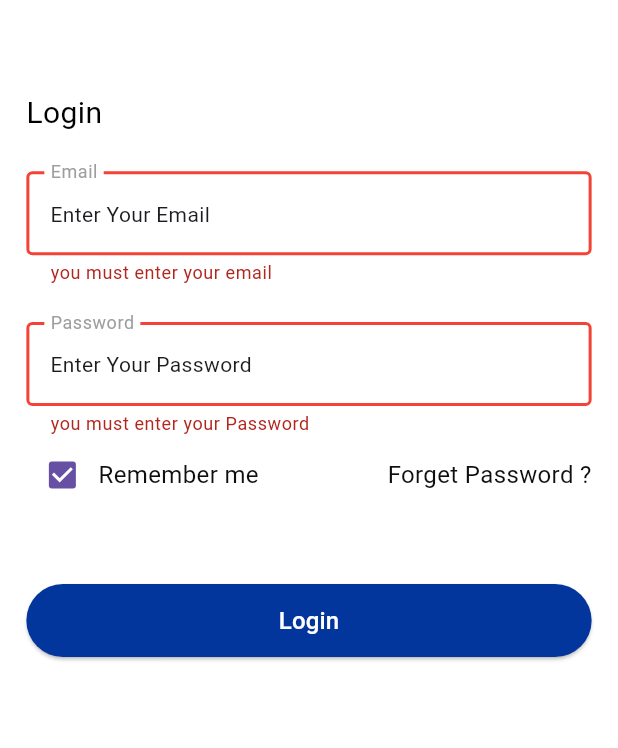
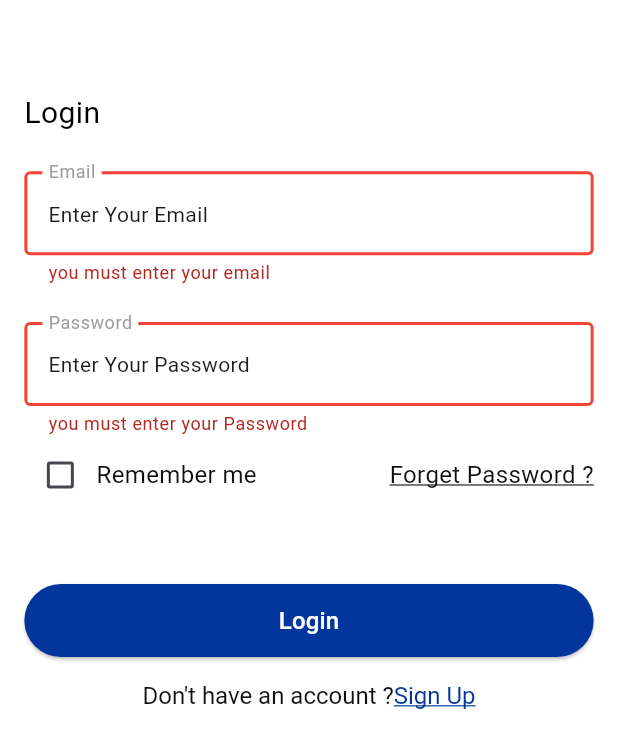
Before and after one commit to momenhaitham/exam_app, a Flutter app: the screen it shows after launch, after a tap on "Login", on a phone screen of 412 x 824 dp. Shown: the top 748 px of the screen. Run offline on Flutter 3.47's test engine with Material 3 defaults, Android fonts, the phone set to English and light mode, and no system bars; our stand-ins replace dio, flutter_bloc, flutter_screenutil, get_it, injectable, pin_code_fields and 1 more; generated files the repository leaves out were written again.

Commit message:
+ some improvements to login feature + some improvements to config file

```diff
--- a/lib/core/app_colors.dart
+++ b/lib/core/app_colors.dart
@@ -1,9 +1,9 @@
 import 'package:flutter/material.dart';
 
 class AppColors {
-  static Color blue = Color.fromRGBO(2,54,156,1);
-  static Color black = Color.fromRGBO(15,15,15,1);
-  static Color gray = Color.fromRGBO(83,83,83,1);
+  static const Color blue = Color.fromRGBO(2,54,156,1);
+  static const Color black = Color.fromRGBO(15,15,15,1);
+  static const Color gray = Color.fromRGBO(83,83,83,1);
 
 
 }
--- a/lib/core/app_errors.dart
+++ b/lib/core/app_errors.dart
@@ -1,5 +1,5 @@
 class AppErrors {
-  static String noAccountWithThisEmail = "There is no account with this email address";
-  static String wrongCode = "Reset code is invalid or has expired";
+  static const String noAccountWithThisEmail = "There is no account with this email address";
+  static const String wrongCode = "Reset code is invalid or has expired";
 
 }
--- a/lib/core/app_routes.dart
+++ b/lib/core/app_routes.dart
@@ -1,6 +1,6 @@
 class AppRoutes {
-  static String LoginScreenRoute = "LoginScreenRoute";
-  static String ForgetPasswordScreenRoute = "ForgetPasswordScreenRoute";
-  static String EmailVerificationScreenRoute = "EmailVerificationScreenRoute";
-  static String ResetPasswordScreenRoute = "ResetPasswordScreenRoute";
+  static const String LoginScreenRoute = "LoginScreenRoute";
+  static const String ForgetPasswordScreenRoute = "ForgetPasswordScreenRoute";
+  static const String EmailVerificationScreenRoute = "EmailVerificationScreenRoute";
+  static const String ResetPasswordScreenRoute = "ResetPasswordScreenRoute";
 }
--- a/lib/core/app_strings.dart
+++ b/lib/core/app_strings.dart
@@ -1,21 +1,23 @@
 class AppStrings {
-  static String login = "Login";
-  static String email = "Email";
-  static String EnterYourEmail = "Enter Your Email";
-  static String password = "Password";
-  static String EnterYourPassword = "Enter Your Password";
-  static String RememberMe = "Remember me";
-  static String ForgetPass = "Forget Password ?";
-  static String NotValidEmail = "The email is not valid";
-  static String youMustEnterYourEmail = "you must enter your email";
-  static String youMustEnterYourPassword = "you must enter your Password";
-  static String NotValidPassword = "The Password is not valid";
-  static String Continue = "Continue ";
-  static String emailVerification = "Email verification";
-  static String ResetPassword = "Reset Password";
-  static String NewPassword = "New Password";
-  static String ConfirmPassword = "Confirm Password";
-  static String passwordDoesntMatch = "Password Doesn't Match";
-  static String passwordSuccessfulyChanged = "Password Successfuly Changed";
+  static const login = "Login";
+  static const String email = "Email";
+  static const String EnterYourEmail = "Enter Your Email";
+  static const String password = "Password";
+  static const String EnterYourPassword = "Enter Your Password";
+  static const String RememberMe = "Remember me";
+  static const String ForgetPass = "Forget Password ?";
+  static const String NotValidEmail = "The email is not valid";
+  static const String youMustEnterYourEmail = "you must enter your email";
+  static const String youMustEnterYourPassword = "you must enter your Password";
+  static const String NotValidPassword = "The Password is not valid";
+  static const String Continue = "Continue ";
+  static const String emailVerification = "Email verification";
+  static const String ResetPassword = "Reset Password";
+  static const String NewPassword = "New Password";
+  static const String ConfirmPassword = "Confirm Password";
+  static const String passwordDoesntMatch = "Password Doesn't Match";
+  static const String passwordSuccessfulyChanged = "Password Successfuly Changed";
+  static const String dontHaveAnAccount = "Don't have an account ?";
+  static const String signUp = "Sign Up";
 
 }
--- a/lib/core/app_styles.dart
+++ b/lib/core/app_styles.dart
@@ -4,10 +4,10 @@ import 'package:exam_app_project/core/app_colors.dart';
 import 'package:flutter/material.dart';
 
 class AppStyles {
-  static TextStyle normal20Black = TextStyle(color: Colors.black,fontSize: 20,fontWeight: FontWeight.normal);
-  static TextStyle ragular16Gray = TextStyle(color: Colors.grey,fontSize: 16,fontWeight: FontWeight.w400);
-  static TextStyle ragular16Black = TextStyle(color: AppColors.black,fontSize: 16,fontWeight: FontWeight.w400);
-  static TextStyle Medium16White = TextStyle(color: Colors.white,fontSize: 16,fontWeight: FontWeight.w500);
+  static const TextStyle normal20Black = TextStyle(color: Colors.black,fontSize: 20,fontWeight: FontWeight.normal);
+  static const TextStyle ragular16Gray = TextStyle(color: Colors.grey,fontSize: 16,fontWeight: FontWeight.w400);
+  static const TextStyle ragular16Black = TextStyle(color: AppColors.black,fontSize: 16,fontWeight: FontWeight.w400);
+  static const TextStyle Medium16White = TextStyle(color: Colors.white,fontSize: 16,fontWeight: FontWeight.w500);
 
 
 }
--- a/lib/core/app_validators.dart
+++ b/lib/core/app_validators.dart
@@ -1,7 +1,7 @@
 import 'package:exam_app_project/core/app_strings.dart';
 
 class AppValidators {
-  static String? ValidatePassword(String value){
+  static String? ValidatePassword(String? value){
      RegExp regex =RegExp(r'^(?=.*?[A-Z])(?=.*?[a-z])(?=.*?[0-9])(?=.*?[!@#\$&*~]).{8,}$');
         if (value==null||value.isEmpty) {
              return AppStrings.youMustEnterYourPassword;
@@ -15,7 +15,7 @@ class AppValidators {
   }
 
 
-  static String? ValidateEmail(String value){
+  static String? ValidateEmail(String? value){
     if (value == null || value.isEmpty) {
                   return AppStrings.youMustEnterYourEmail;
                 }
--- a/lib/features/login/presentaion/view_model/login_events.dart
+++ b/lib/features/login/presentaion/view_model/login_events.dart
@@ -1,2 +1,3 @@
 sealed class LoginEvents {}
 class LoginEvent extends LoginEvents{}
+class RememberMeEvent extends LoginEvents{}
--- a/lib/features/login/presentaion/view_model/login_view_model.dart
+++ b/lib/features/login/presentaion/view_model/login_view_model.dart
@@ -13,12 +13,15 @@ class LoginViewModel extends Cubit<LoginStates>{
   LoginUsecase _login;
   String? enteredEmail;
   String? enteredPassword;
+  int rememberMeChickBox = 0;
 
-  void DoIntent(LoginEvents event,{String email = "",String password = "" }){
+  void DoIntent(LoginEvents event,{String email = "",String password = "",int RememberMeChickBoxValue = 0}){
     switch (event){
 
       case LoginEvent():
         _Login(email, password);
+      case RememberMeEvent():
+        _RememberMeChickBox(RememberMeChickBoxValue);
     }
   }
 
@@ -34,4 +37,14 @@ class LoginViewModel extends Cubit<LoginStates>{
         emit(state.copyWith(loginStateParam: BaseState<LoginModel>(errorMessage: errorMassege ,isLoading: false)));
     }
   }
+
+  void _RememberMeChickBox(int value){
+
+    if(rememberMeChickBox==0){
+      rememberMeChickBox=1;
+    }else if (rememberMeChickBox == 1){
+      rememberMeChickBox=0;
+    }
+    emit(state.copyWith());
+  }
 }
--- a/lib/features/login/presentaion/views/login_screen.dart
+++ b/lib/features/login/presentaion/views/login_screen.dart
@@ -1,7 +1,9 @@
 import 'package:exam_app_project/config/Di/di.dart';
 import 'package:exam_app_project/core/app_colors.dart';
+import 'package:exam_app_project/core/app_routes.dart';
 import 'package:exam_app_project/core/app_strings.dart';
 import 'package:exam_app_project/core/app_styles.dart';
+import 'package:exam_app_project/core/app_validators.dart';
 import 'package:exam_app_project/features/login/presentaion/view_model/login_events.dart';
 import 'package:exam_app_project/features/login/presentaion/view_model/login_states.dart';
 import 'package:exam_app_project/features/login/presentaion/view_model/login_view_model.dart';
@@ -18,17 +20,17 @@ class LoginScreen extends StatelessWidget{
 
     return BlocProvider<LoginViewModel>(
       create: (context) => loginViewModel,
-      child: BlocConsumer<LoginViewModel,LoginStates>(builder: (context, state) {
-        return Scaffold(
+      child: Scaffold(
         body: Padding(
-        padding: EdgeInsetsGeometry.symmetric(horizontal: 16.w),
+          padding: EdgeInsets.symmetric(horizontal: 16.h),
           child: Column(
             crossAxisAlignment: CrossAxisAlignment.start,
-          mainAxisAlignment: MainAxisAlignment.start,
             children: [
               SizedBox(height: 60.h),
-            Text(AppStrings.login,style: AppStyles.normal20Black,),
+              const Text(AppStrings.login,style: AppStyles.normal20Black,),
               SizedBox(height: 24.h,),
+              BlocConsumer<LoginViewModel,LoginStates>(builder: (context, state) {
+                return
                 Form(
                   key: validate,
                   child: Column(
@@ -43,15 +45,7 @@ class LoginScreen extends StatelessWidget{
                           floatingLabelBehavior: FloatingLabelBehavior.always
                          ),
                         validator: (value) {
-                      if(value==null||value.isEmpty){
-                        return AppStrings.youMustEnterYourEmail;
-                      }
-                      final bool emailValid =
-                      RegExp(r"^[a-zA-Z0-9.a-zA-Z0-9.!#$%&'*+-/=?^_`{|}~]+@[a-zA-Z0-9]+\.[a-zA-Z]+").hasMatch(value);
-                      if(emailValid==false)
-                      {
-                        return AppStrings.NotValidEmail;
-                      }
+                          return AppValidators.ValidateEmail(value);
                         },
                         onChanged: (value) {
                           loginViewModel.enteredEmail=value;
@@ -68,30 +62,25 @@ class LoginScreen extends StatelessWidget{
                           floatingLabelBehavior: FloatingLabelBehavior.always
                          ),
                         validator: (value) {
-                      RegExp regex =RegExp(r'^(?=.*?[A-Z])(?=.*?[a-z])(?=.*?[0-9])(?=.*?[!@#\$&*~]).{8,}$');
-                      if (value==null||value.isEmpty) {
-                        return AppStrings.youMustEnterYourPassword;
-                      } else {
-                        if (!regex.hasMatch(value)) {
-                            return AppStrings.NotValidPassword;
-                          } else {
-                            return null;
-                          }
-                      }
+                          return AppValidators.ValidatePassword(value);
                         },
                         onChanged: (value) {
-                      loginViewModel.enteredPassword=value;
+                          loginViewModel.enteredPassword = value;
                         },
                       ),
                       SizedBox(height:2.h,),
                       Row(
                         children: [
-                      Checkbox(value: true, onChanged: (value) {
-                        return null;
+                          Checkbox(value: loginViewModel.rememberMeChickBox==0?false:true, onChanged: (value) {
+                          loginViewModel.DoIntent(RememberMeEvent(),RememberMeChickBoxValue: loginViewModel.rememberMeChickBox);
                           },),
                           Text(AppStrings.RememberMe,style: AppStyles.ragular16Black,),
                           Spacer(),
-                      InkWell(child: Text(AppStrings.ForgetPass,style: AppStyles.ragular16Black,),)
+                          InkWell(child: Text(AppStrings.ForgetPass,style: AppStyles.ragular16Black.copyWith(decoration:TextDecoration.underline ),),
+                          onTap: () {
+                            Navigator.of(context).pushNamed(AppRoutes.LoginScreenRoute);
+                          },
+                          )
                         ],
                       ),
                       SizedBox(height:48.h,),
@@ -109,11 +98,7 @@ class LoginScreen extends StatelessWidget{
                       )
                     ],
                   ),
-            )
-          ],
-
-        ),
-      ),);
+                );
                   },
                   listener: (context, state) {
               if(state.loginState?.isLoading==true){
@@ -126,6 +111,17 @@ class LoginScreen extends StatelessWidget{
                 ShowDialogUtils.ShowMessage(context, Title: state.loginState?.data?.massage);
               }
 
-    },)) ;
+                  },),
+              SizedBox(height: 16.h,),
+              Center(child: RichText(text: TextSpan(
+                children: [
+                  TextSpan(text: AppStrings.dontHaveAnAccount,style: AppStyles.ragular16Black),
+                  TextSpan(text: AppStrings.signUp,style: AppStyles.ragular16Black.copyWith(color: AppColors.blue,decoration: TextDecoration.underline)),
+                ]
+              ),),)
+            ],
+          ),
+        ),
+      )) ;
   }
 }
```
Lines whose indentation alone changed are shown as unchanged.
